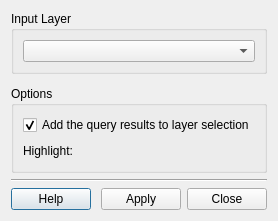
The window that src/terralib/qt/widgets/query/ui/QueryDialogForm.ui (claudiobogossian/terralib5) describes before a commit, drawn with Qt 5.
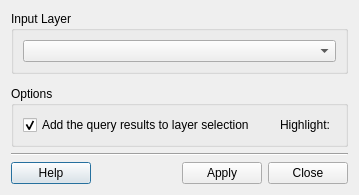
The same window after the commit.

Commit message: query interface bug fix

The edit to the form file:
```diff
--- a/src/terralib/qt/widgets/query/ui/QueryDialogForm.ui
+++ b/src/terralib/qt/widgets/query/ui/QueryDialogForm.ui
@@ -6,8 +6,8 @@
    <rect>
     <x>0</x>
     <y>0</y>
-    <width>265</width>
-    <height>215</height>
+    <width>359</width>
+    <height>192</height>
    </rect>
   </property>
   <property name="windowTitle">
@@ -15,7 +15,7 @@
   </property>
   <layout class="QGridLayout" name="gridLayout_8">
    <item row="0" column="0">
-    <layout class="QGridLayout" name="gridLayout_7">
+    <layout class="QGridLayout" name="gridLayout_6">
      <item row="0" column="0">
       <widget class="QGroupBox" name="groupBox">
        <property name="title">
@@ -43,10 +43,10 @@
        <property name="title">
         <string>Options</string>
        </property>
-       <layout class="QGridLayout" name="gridLayout_6">
-        <item row="0" column="0">
          <layout class="QGridLayout" name="gridLayout_5">
           <item row="0" column="0">
+         <layout class="QGridLayout" name="gridLayout_3">
+          <item row="0" column="0">
            <widget class="QCheckBox" name="m_addResult2LayerSelectionCheckBox">
             <property name="text">
              <string>Add the query results to layer selection</string>
@@ -56,9 +56,20 @@
             </property>
            </widget>
           </item>
-          <item row="1" column="0">
-           <layout class="QGridLayout" name="gridLayout_3" columnstretch="0,1">
-            <item row="0" column="0">
+          <item row="0" column="1">
+           <spacer name="horizontalSpacer_2">
+            <property name="orientation">
+             <enum>Qt::Horizontal</enum>
+            </property>
+            <property name="sizeHint" stdset="0">
+             <size>
+              <width>40</width>
+              <height>20</height>
+             </size>
+            </property>
+           </spacer>
+          </item>
+          <item row="0" column="2">
              <layout class="QGridLayout" name="gridLayout">
               <item row="0" column="0">
                <widget class="QLabel" name="m_highlightLabel">
@@ -79,34 +90,21 @@
               </item>
              </layout>
             </item>
-            <item row="0" column="1">
-             <spacer name="horizontalSpacer_2">
-              <property name="orientation">
-               <enum>Qt::Horizontal</enum>
-              </property>
-              <property name="sizeHint" stdset="0">
-               <size>
-                <width>40</width>
-                <height>20</height>
-               </size>
-              </property>
-             </spacer>
-            </item>
-           </layout>
-          </item>
          </layout>
         </item>
        </layout>
       </widget>
      </item>
      <item row="3" column="0">
+      <layout class="QGridLayout" name="gridLayout_7">
+       <item row="0" column="0">
       <widget class="Line" name="line">
        <property name="orientation">
         <enum>Qt::Horizontal</enum>
        </property>
       </widget>
      </item>
-     <item row="4" column="0">
+       <item row="1" column="0">
       <layout class="QGridLayout" name="gridLayout_2">
        <item row="0" column="0">
         <widget class="QPushButton" name="m_helpPushButton">
@@ -141,6 +139,8 @@
           <string>Close</string>
          </property>
         </widget>
+         </item>
+        </layout>
        </item>
       </layout>
      </item>
```
Lines whose indentation alone changed are shown as unchanged. The commit also changes 1 other file.
